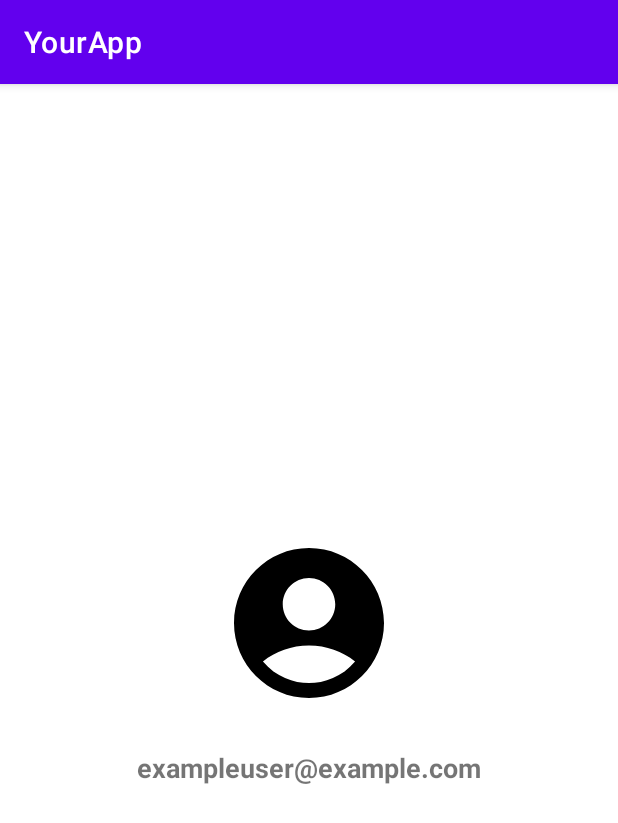
After one commit to Radu214/MegaScan, an Android app: the ProfileActivity screen opened directly, with no data from a screen before it, on a phone screen of 412 x 824 dp. The commit adds this screen. Shown: the top 823 px of the screen. Run offline under Robolectric (Android 15) with nearby library versions, the phone set to English and light mode, and no system bars.

Commit message:
added profile page

```diff
--- a/app/src/main/AndroidManifest.xml
+++ b/app/src/main/AndroidManifest.xml
@@ -22,6 +22,9 @@
             android:exported="true"/>
         <activity android:name=".ui.WelcomeActivity"
             android:exported="true" />
+        <activity android:name=".ui.ProfileActivity"
+            android:exported="true" />
+
         <activity android:name=".ui.ScanBarcodeActivity"
             android:exported="true" >
 
--- /dev/null
+++ b/app/src/main/java/com/example/megascan/ui/ProfileActivity.java
@@ -0,0 +1,27 @@
+package com.example.megascan.ui;
+
+import androidx.appcompat.app.AppCompatActivity;
+import android.os.Bundle;
+import android.widget.ImageView;
+import android.widget.TextView;
+
+import com.example.megascan.R;
+
+public class ProfileActivity extends AppCompatActivity {
+
+    private ImageView imageProfilePicture;
+    private TextView textEmail;
+
+    @Override
+    protected void onCreate(Bundle savedInstanceState) {
+        super.onCreate(savedInstanceState);
+        setContentView(R.layout.activity_profile);
+
+        imageProfilePicture = findViewById(R.id.image_profile_picture);
+        textEmail = findViewById(R.id.text_email);
+
+        // If you want to dynamically set the email or picture:
+        // textEmail.setText("user@example.com");
+        // imageProfilePicture.setImageResource(R.drawable.ic_default_profile);
+    }
+}
--- a/app/src/main/java/com/example/megascan/ui/ScanBarcodeActivity.java
+++ b/app/src/main/java/com/example/megascan/ui/ScanBarcodeActivity.java
@@ -65,7 +65,11 @@ public class ScanBarcodeActivity extends AppCompatActivity {
         iconCart.setOnClickListener(v -> {
             Intent intent = new Intent(ScanBarcodeActivity.this, CartActivity.class);
             startActivity(intent);});
-        iconProfile.setOnClickListener(v -> Toast.makeText(this, "Profile Page", Toast.LENGTH_SHORT).show());
+
+        iconProfile.setOnClickListener(v -> {
+            Intent intent = new Intent(ScanBarcodeActivity.this, ProfileActivity.class);
+            startActivity(intent);});
+
         iconScan.setOnClickListener(v -> Toast.makeText(this, "Already on Scan Page", Toast.LENGTH_SHORT).show());
         iconPromo.setOnClickListener(v -> Toast.makeText(this, "Promo Page", Toast.LENGTH_SHORT).show());
         iconAI.setOnClickListener(v -> Toast.makeText(this, "AI Assistant Page", Toast.LENGTH_SHORT).show());
--- /dev/null
+++ b/app/src/main/res/layout/activity_profile.xml
@@ -0,0 +1,27 @@
+<?xml version="1.0" encoding="utf-8"?>
+<LinearLayout
+    xmlns:android="http://schemas.android.com/apk/res/android"
+    android:orientation="vertical"
+    android:layout_width="match_parent"
+    android:layout_height="match_parent"
+    android:gravity="center"
+    android:padding="24dp">
+
+    <ImageView
+        android:id="@+id/image_profile_picture"
+        android:layout_width="120dp"
+        android:layout_height="120dp"
+        android:src="@drawable/baseline_account_circle_24"
+        android:contentDescription="@string/profile_picture_desc"
+        android:scaleType="centerCrop"
+        android:layout_marginBottom="24dp"/>
+
+    <TextView
+        android:id="@+id/text_email"
+        android:layout_width="wrap_content"
+        android:layout_height="wrap_content"
+        android:text="exampleuser@example.com"
+        android:textSize="18sp"
+        android:textStyle="bold" />
+
+</LinearLayout>
--- a/app/src/main/res/values/strings.xml
+++ b/app/src/main/res/values/strings.xml
@@ -23,4 +23,9 @@
     <string name="cart_desc">Cart</string>
     <string name="promo_desc">Promo</string>
     <string name="assistant_desc">Assistant</string>
+
+    <string name="profile_picture_desc">Default profile picture</string>
+
+
+
 </resources>
```
